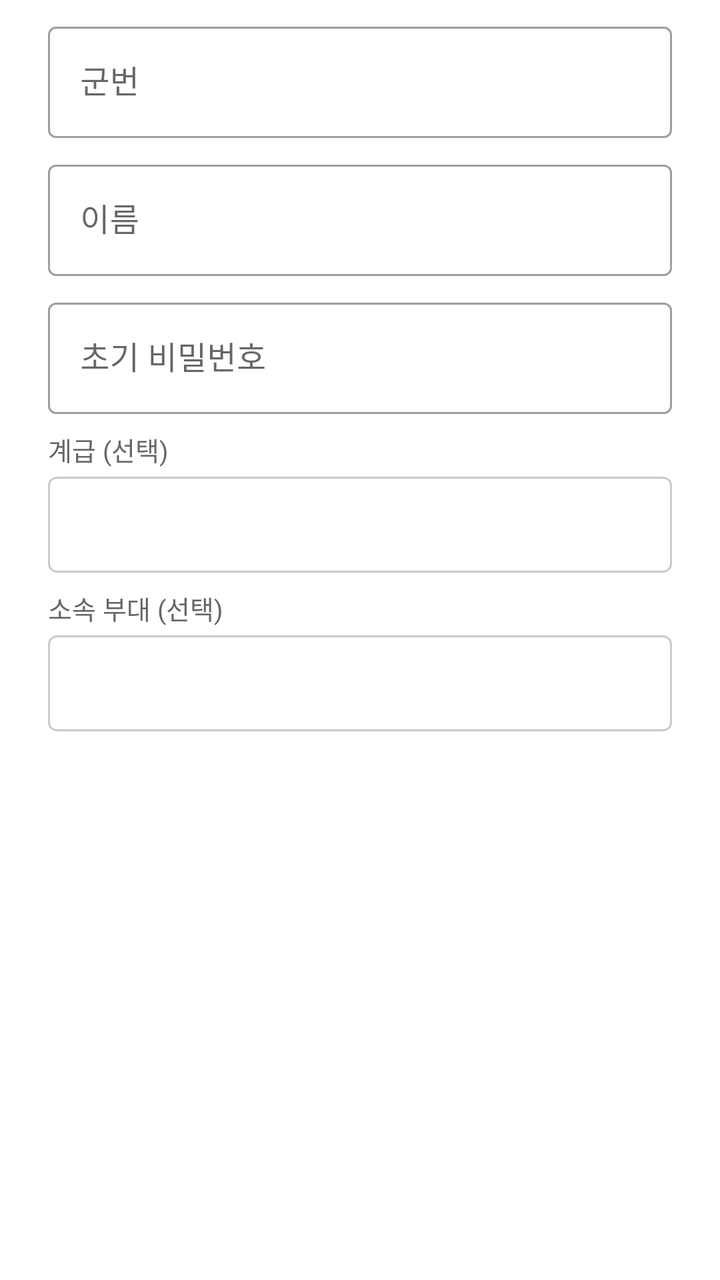
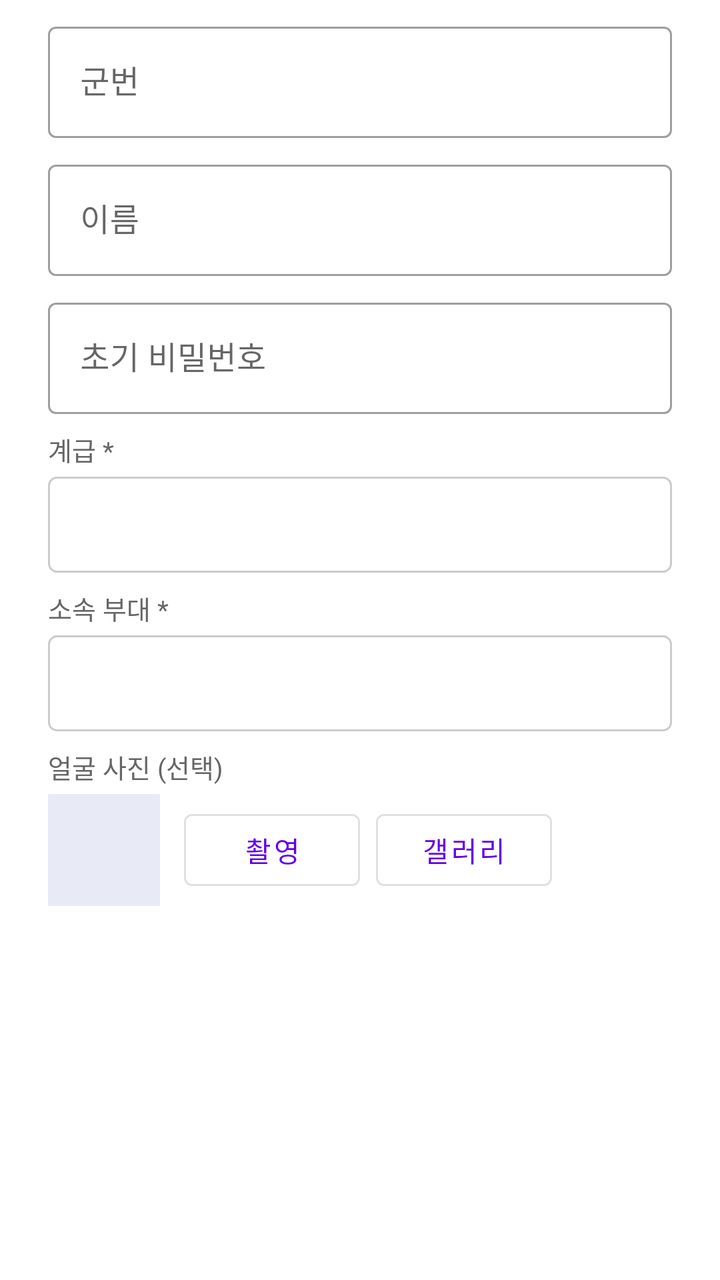

Two renders of the same Android screen: before a commit and after it. Below are the layout's source before the change and the commit's diff.
<!-- AndroidManifest.xml: application theme Theme.MaterialComponents.Light.NoActionBar -->
<!-- res/layout/dialog_add_member.xml -->
<?xml version="1.0" encoding="utf-8"?>
<ScrollView xmlns:android="http://schemas.android.com/apk/res/android"
    xmlns:app="http://schemas.android.com/apk/res-auto"
    android:layout_width="match_parent"
    android:layout_height="wrap_content">

    <LinearLayout
        android:layout_width="match_parent"
        android:layout_height="wrap_content"
        android:orientation="vertical"
        android:paddingStart="24dp"
        android:paddingEnd="24dp"
        android:paddingTop="8dp">

        <com.google.android.material.textfield.TextInputLayout
            android:layout_width="match_parent"
            android:layout_height="wrap_content"
            android:hint="군번"
            style="@style/Widget.MaterialComponents.TextInputLayout.OutlinedBox"
            android:layout_marginBottom="8dp">

            <com.google.android.material.textfield.TextInputEditText
                android:id="@+id/etMilitaryId"
                android:layout_width="match_parent"
                android:layout_height="wrap_content"
                android:inputType="text"/>
        </com.google.android.material.textfield.TextInputLayout>

        <com.google.android.material.textfield.TextInputLayout
            android:layout_width="match_parent"
            android:layout_height="wrap_content"
            android:hint="이름"
            style="@style/Widget.MaterialComponents.TextInputLayout.OutlinedBox"
            android:layout_marginBottom="8dp">

            <com.google.android.material.textfield.TextInputEditText
                android:id="@+id/etName"
                android:layout_width="match_parent"
                android:layout_height="wrap_content"
                android:inputType="text"/>
        </com.google.android.material.textfield.TextInputLayout>

        <com.google.android.material.textfield.TextInputLayout
            android:layout_width="match_parent"
            android:layout_height="wrap_content"
            android:hint="초기 비밀번호"
            style="@style/Widget.MaterialComponents.TextInputLayout.OutlinedBox"
            android:layout_marginBottom="8dp">

            <com.google.android.material.textfield.TextInputEditText
                android:id="@+id/etPassword"
                android:layout_width="match_parent"
                android:layout_height="wrap_content"
                android:inputType="textPassword"/>
        </com.google.android.material.textfield.TextInputLayout>

        <TextView
            android:layout_width="wrap_content"
            android:layout_height="wrap_content"
            android:text="계급 (선택)"
            android:textSize="13sp"
            android:textColor="#666666"
            android:layout_marginBottom="4dp"/>

        <Spinner
            android:id="@+id/spinnerRank"
            android:layout_width="match_parent"
            android:layout_height="48dp"
            android:background="@drawable/spinner_background"
            android:layout_marginBottom="8dp"/>

        <TextView
            android:layout_width="wrap_content"
            android:layout_height="wrap_content"
            android:text="소속 부대 (선택)"
            android:textSize="13sp"
            android:textColor="#666666"
            android:layout_marginBottom="4dp"/>

        <Spinner
            android:id="@+id/spinnerUnit"
            android:layout_width="match_parent"
            android:layout_height="48dp"
            android:background="@drawable/spinner_background"
            android:layout_marginBottom="8dp"/>

    </LinearLayout>
</ScrollView>
<!-- resources referenced by this layout -->
<resources>
  <!-- drawable spinner_background (drawable) -->
  <?xml version="1.0" encoding="utf-8"?>
  <shape xmlns:android="http://schemas.android.com/apk/res/android"
      android:shape="rectangle">
      <solid android:color="#FFFFFF"/>
      <stroke
          android:width="1dp"
          android:color="#CCCCCC"/>
      <corners android:radius="4dp"/>
      <padding
          android:left="8dp"
          android:right="8dp"/>
  </shape>
</resources>

<!-- the commit's change to res/layout/dialog_add_member.xml (unified diff, before → after) -->
@@ -57,9 +57,9 @@
         <TextView
             android:layout_width="wrap_content"
             android:layout_height="wrap_content"
-            android:text="계급 (선택)"
+            android:text="계급 *"
             android:textSize="13sp"
-            android:textColor="#666666"
+            android:textColor="@color/text_secondary"
             android:layout_marginBottom="4dp"/>
 
         <Spinner
@@ -72,9 +72,9 @@
         <TextView
             android:layout_width="wrap_content"
             android:layout_height="wrap_content"
-            android:text="소속 부대 (선택)"
+            android:text="소속 부대 *"
             android:textSize="13sp"
-            android:textColor="#666666"
+            android:textColor="@color/text_secondary"
             android:layout_marginBottom="4dp"/>
 
         <Spinner
@@ -84,5 +84,46 @@
             android:background="@drawable/spinner_background"
             android:layout_marginBottom="8dp"/>
 
+        <TextView
+            android:layout_width="wrap_content"
+            android:layout_height="wrap_content"
+            android:text="얼굴 사진 (선택)"
+            android:textSize="13sp"
+            android:textColor="@color/text_secondary"
+            android:layout_marginBottom="4dp"/>
+
+        <LinearLayout
+            android:layout_width="match_parent"
+            android:layout_height="wrap_content"
+            android:orientation="horizontal"
+            android:gravity="center_vertical"
+            android:layout_marginBottom="8dp">
+
+            <ImageView
+                android:id="@+id/ivMemberPhotoPreview"
+                android:layout_width="56dp"
+                android:layout_height="56dp"
+                android:layout_marginEnd="12dp"
+                android:scaleType="centerCrop"
+                android:background="@color/background_badge"
+                android:contentDescription="얼굴 사진 미리보기"/>
+
+            <Button
+                android:id="@+id/btnMemberCamera"
+                android:layout_width="wrap_content"
+                android:layout_height="wrap_content"
+                android:text="촬영"
+                android:layout_marginEnd="8dp"
+                style="@style/Widget.MaterialComponents.Button.OutlinedButton"/>
+
+            <Button
+                android:id="@+id/btnMemberGallery"
+                android:layout_width="wrap_content"
+                android:layout_height="wrap_content"
+                android:text="갤러리"
+                style="@style/Widget.MaterialComponents.Button.OutlinedButton"/>
+
+        </LinearLayout>
+
     </LinearLayout>
 </ScrollView>
<!-- resource entries referenced after the edit -->
@@ -1,17 +1,21 @@
 <!-- resources referenced by this layout -->
 <resources>
+  <color name="background_badge">#FFE8EAF6</color>
+  <color name="text_secondary">#FF666666</color>
   <!-- drawable spinner_background (drawable) -->
   <?xml version="1.0" encoding="utf-8"?>
   <shape xmlns:android="http://schemas.android.com/apk/res/android"
       android:shape="rectangle">
-      <solid android:color="#FFFFFF"/>
+      <solid android:color="@color/white"/>
       <stroke
           android:width="1dp"
-          android:color="#CCCCCC"/>
+          android:color="@color/border_gray"/>
       <corners android:radius="4dp"/>
       <padding
           android:left="8dp"
           android:right="8dp"/>
   </shape>
+  <color name="white">#FFFFFFFF</color>
+  <color name="border_gray">#FFCCCCCC</color>
 </resources>
 
